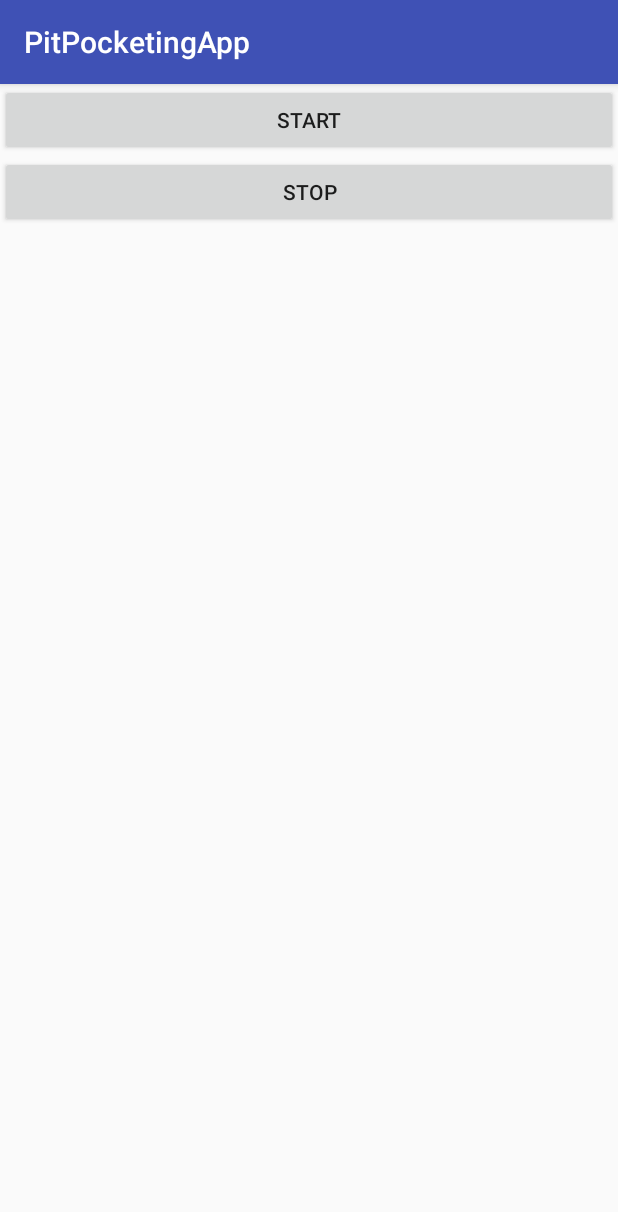
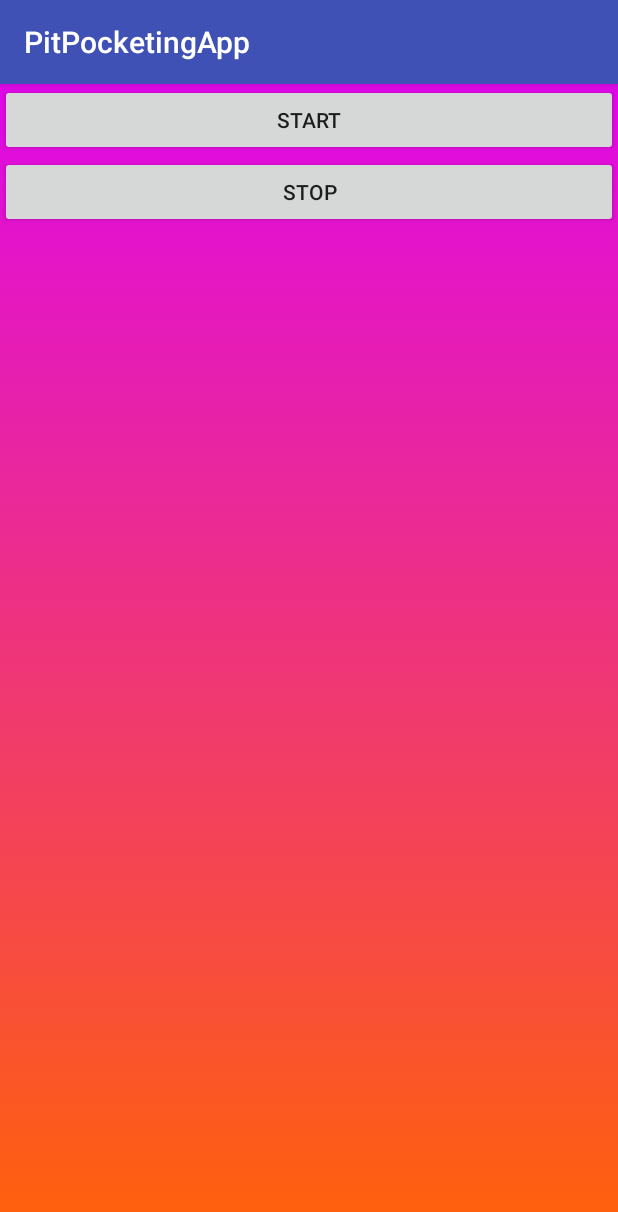
Before and after one commit to miPlodder/Anti-Theft-Alarm, an Android app: the screen it shows after launch (MainActivity), on a phone screen of 412 x 824 dp. Shown: the top 1212 px of the screen. Run offline under Robolectric (Android 15) with nearby library versions, the phone set to English and light mode, and no system bars.

Commit message:
Gradient Added

```diff
--- a/app/src/main/java/com/example/saksham/pitpocketingapp/MainActivity.java
+++ b/app/src/main/java/com/example/saksham/pitpocketingapp/MainActivity.java
@@ -80,7 +80,7 @@ public class MainActivity extends AppCompatActivity {
             @Override
             public void onClick(View v) {
 
-                if (flashlight.isInitialise && backgroundAudio .isInitialise) {
+                if (flashlight.isInitialise && backgroundAudio.isInitialise) {
 
                     backgroundAudio.stopAudio();
                     flashlight.stopFlash();
--- /dev/null
+++ b/app/src/main/res/drawable/gradient_demo.xml
@@ -0,0 +1,15 @@
+<?xml version="1.0" encoding="utf-8"?>
+<selector xmlns:android="http://schemas.android.com/apk/res/android">
+
+
+
+    <item>
+        <shape>
+            <gradient
+                android:startColor="#FF6209"
+                android:endColor="#DF08E8"
+                android:angle="90"/>
+        </shape>
+    </item>
+
+</selector>
--- a/app/src/main/res/layout/activity_main.xml
+++ b/app/src/main/res/layout/activity_main.xml
@@ -5,6 +5,7 @@
     android:layout_width="match_parent"
     android:layout_height="match_parent"
     android:orientation="vertical"
+    android:background="@drawable/gradient_demo"
     tools:context="com.example.saksham.pitpocketingapp.MainActivity">
 
     <Button
```
Also changed, not shown: app/src/main/AndroidManifest.xml (+7 -0 lines), app/src/main/java/com/example/saksham/pitpocketingapp/Flashlight.java (+22 -3 lines), app/src/main/java/com/example/saksham/pitpocketingapp/WakeUpReceiver.java (+7 -1 lines).
